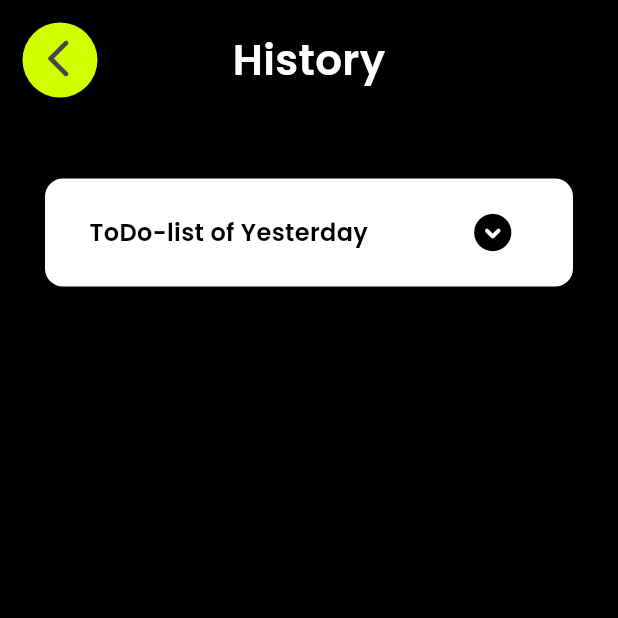
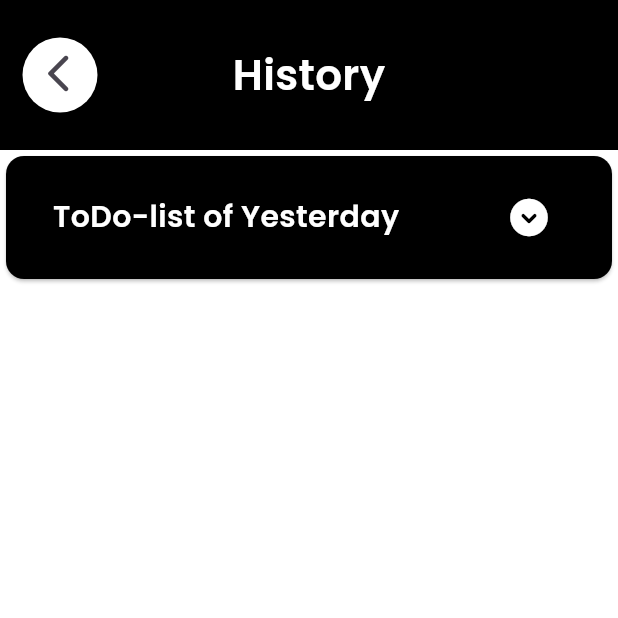
Before and after one commit to Rajveer0555/ToDo, a Flutter app: the screen it shows after launch, after a tap on the "history" icon, on a phone screen of 412 x 824 dp, the top half of it. Run offline on Flutter 3.47's test engine with Material 3 defaults, Android fonts, the light colour scheme and no system bars; our stand-ins replace flutter_slidable, google_fonts, hive_flutter; accounts and stored records are empty.

Commit message:
minor UI changes

```diff
--- a/lib/pages/history.dart
+++ b/lib/pages/history.dart
@@ -9,11 +9,15 @@ class HistoryScreen extends StatelessWidget {
   @override
   Widget build(BuildContext context) {
     return Scaffold(
-      backgroundColor: Colors.black,
+      backgroundColor: Colors.white,
       body: SafeArea(
         child: Column(
           children: [
-            Padding(
+            Container(
+              color: Colors.black,
+              height: 100,
+              width: MediaQuery.of(context).size.width,
+              child: Padding(
                 padding: const EdgeInsets.all(15.0),
                 child: Row(
                   children: [
@@ -21,13 +25,14 @@ class HistoryScreen extends StatelessWidget {
                       children: [
                         CircleAvatar(
                           radius: 25,
-                        backgroundColor: Color.fromARGB(255, 208, 255, 0),
+                          backgroundColor: Colors.white,
                         ),
                         IconButton(
                             onPressed: () {
                               Navigator.pushNamed(context, Routes.todo);
                             },
                             icon: Icon(
+                              weight: 5,
                               Icons.arrow_back_ios_new_rounded,
                               size: 30,
                             ))
@@ -46,14 +51,12 @@ class HistoryScreen extends StatelessWidget {
                   ],
                 ),
               ),
-            SizedBox(
-              height: 35,
             ),
             SizedBox(
-              height: 80,
-              width: 360,
+              height: 90,
+              width: MediaQuery.of(context).size.width,
               child: Card(
-                color: Colors.white,
+                color: Colors.black,
                 child: Align(
                   alignment: Alignment.centerLeft,
                   child: Row(
@@ -62,8 +65,8 @@ class HistoryScreen extends StatelessWidget {
                       Text(
                         "ToDo-list of Yesterday",
                         style: GoogleFonts.poppins(
-                            color: Colors.black,
-                            fontSize: 16,
+                            color: Colors.white,
+                            fontSize: 20,
                             fontWeight: FontWeight.w600),
                       ),
                       IconButton(
@@ -77,7 +80,7 @@ class HistoryScreen extends StatelessWidget {
                           },
                           icon: Icon(
                             Icons.expand_circle_down_rounded,
-                            color: Colors.black,
+                            color: Colors.white,
                             size: 30,
                           ))
                     ],
--- a/lib/pages/todo.dart
+++ b/lib/pages/todo.dart
@@ -60,28 +60,50 @@ class _ToDoState extends State<ToDo> {
 
   @override
   Widget build(BuildContext context) {
-    return Scaffold(
-      backgroundColor: Colors.black,
-      appBar: AppBar(
-        leading: CircleAvatar(
-          backgroundColor: Colors.black,
+    return SafeArea(
+      child: Center(
+        child: Scaffold(
+          backgroundColor: Colors.white,
+          body: Column(
+            children: [
+              Row(
+                children: [
+                  Container(
+                    decoration: BoxDecoration(
+                      color: Colors.black,
+                      borderRadius: const BorderRadius.only(
+                        bottomLeft:
+                            Radius.circular(25.0), // Rounded bottom-left corner
+                        bottomRight: Radius.circular(
+                            25.0), // Rounded bottom-right corner
                       ),
-        backgroundColor: Colors.black,
-        centerTitle: true,
-        title: Text(
-          "To-Do",
+                    ),
+                    height: 100,
+                    width: MediaQuery.of(context).size.width * 0.9999,
+                    child: Column(
+                      children: [
+                        Padding(
+                          padding: const EdgeInsets.only(top: 15),
+                          child: Row(
+                            children: [
+                              SizedBox(
+                                width: 20,
+                              ),
+                              Text(
+                                'Hii, Rajveer',
                                 style: GoogleFonts.poppins(
-            color: const Color.fromARGB(255, 208, 255, 0),
-            fontSize: 30,
+                                  color: Colors.white,
+                                  fontSize: 20,
                                   fontWeight: FontWeight.w600,
                                 ),
                               ),
-        actions: [
+                              Spacer(),
                               Padding(
                                 padding: const EdgeInsets.only(right: 10),
                                 child: IconButton(
                                   onPressed: () {
-                Navigator.pushNamed(context, Routes.history);
+                                    Navigator.pushNamed(
+                                        context, Routes.history);
                                   },
                                   icon: const Icon(Icons.history),
                                   iconSize: 30,
@@ -90,23 +112,26 @@ class _ToDoState extends State<ToDo> {
                               ),
                             ],
                           ),
-      body: Column(
-        children: [
-          const SizedBox(height: 20),
-          Padding(
-            padding: const EdgeInsets.only(left: 25),
-            child: Row(
-              children: [
-                Text(
-                  'Tasks list',
-                  style: GoogleFonts.poppins(
-                    color: Colors.white,
-                    fontSize: 30,
-                    fontWeight: FontWeight.bold,
+                        ),
+                      ],
                     ),
                   ),
                 ],
               ),
+              Row(
+                mainAxisAlignment: MainAxisAlignment.start,
+                children: [
+                  Padding(
+                    padding: EdgeInsets.only(left: 15),
+                    child: Text(
+                      'Task list',
+                      style: TextStyle(
+                          fontSize: 30,
+                          fontWeight: FontWeight.w700,
+                          color: Colors.black),
+                    ),
+                  ),
+                ],
               ),
               const SizedBox(height: 15),
               Expanded(
@@ -114,30 +139,26 @@ class _ToDoState extends State<ToDo> {
                   itemCount: db.toDoList.length,
                   itemBuilder: (context, index) {
                     return Slidable(
+                      key: ValueKey(index),
                       endActionPane: ActionPane(
+                        key: ValueKey(index),
                         motion: const StretchMotion(),
                         children: [
                           SlidableAction(
                             onPressed: (context) {
-                          widget.deleteTapped(
-                              index); // Trigger the delete callback
+                              deleteTask(index);
                             },
                             icon: Icons.delete_outline,
                             backgroundColor: Colors.redAccent.shade400,
-                        borderRadius: BorderRadius.circular(5),
+                            borderRadius: BorderRadius.circular(20),
                           ),
                         ],
                       ),
-                  child: GestureDetector(
-                    onHorizontalDragEnd: (details) {
-                      // Handle sliding here if needed
-                    },
                       child: ToDoTile(
                         taskname: db.toDoList[index][0],
                         taskCompleted: db.toDoList[index][1],
                         onChanged: (value) => checkBoxChanged(value, index),
                         onClicked: () => deleteTask(index),
-                    ),
                       ),
                     );
                   },
@@ -150,13 +171,13 @@ class _ToDoState extends State<ToDo> {
                   ElevatedButton(
                     onPressed: () {},
                     style: ElevatedButton.styleFrom(
-                  fixedSize: const Size(200, 48),
-                  backgroundColor: const Color.fromARGB(255, 208, 255, 0),
+                      fixedSize: const Size(200, 55),
+                      backgroundColor: Colors.black,
                     ),
                     child: Text(
                       'Submit',
                       style: GoogleFonts.poppins(
-                    color: Colors.black,
+                        color: Colors.white,
                         fontWeight: FontWeight.bold,
                       ),
                     ),
@@ -176,13 +197,18 @@ class _ToDoState extends State<ToDo> {
                     },
                     icon: const Icon(
                       Icons.add_circle_outlined,
-                  color: Color.fromARGB(255, 208, 255, 0),
+                      color: Colors.black,
                       size: 55,
                     ),
                   ),
                 ],
               ),
+              SizedBox(
+                height: 20,
+              )
             ],
+          ),
+        ),
       ),
     );
   }
--- a/lib/utils/alert_history.dart
+++ b/lib/utils/alert_history.dart
@@ -1,6 +1,5 @@
 import 'package:flutter/material.dart';
 import 'package:google_fonts/google_fonts.dart';
-import 'package:todo/pages/routes.dart';
 
 class History extends StatelessWidget {
   const History({super.key});
--- a/lib/utils/my_button.dart
+++ b/lib/utils/my_button.dart
@@ -17,8 +17,8 @@ class MyButton extends StatelessWidget {
   Widget build(BuildContext context) {
     return ElevatedButton(
       onPressed: onPressed,
-      style: ElevatedButton.styleFrom(backgroundColor:const Color.fromARGB(255, 208, 255, 0)),
-      child: Text(text,style: GoogleFonts.poppins(color: Colors.black,fontWeight: FontWeight.w600),),
+      style: ElevatedButton.styleFrom(backgroundColor:Colors.black),
+      child: Text(text,style: GoogleFonts.poppins(color: Colors.white,fontWeight: FontWeight.w600),),
     );
   }
 }
```
Also changed, not shown: lib/utils/dialog_box.dart (+10 -4 lines), lib/utils/todo_list.dart (+13 -21 lines). Lines whose indentation alone changed are shown as unchanged.
